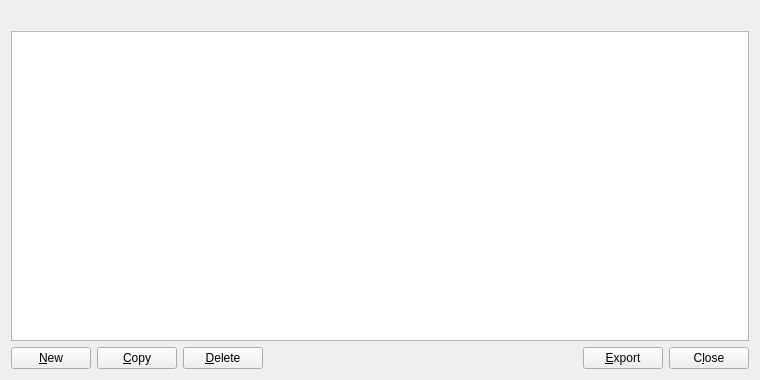
Above: src/qt/forms/addressbookpage.ui from firoorg/firo before the change. Below: the same form after it.
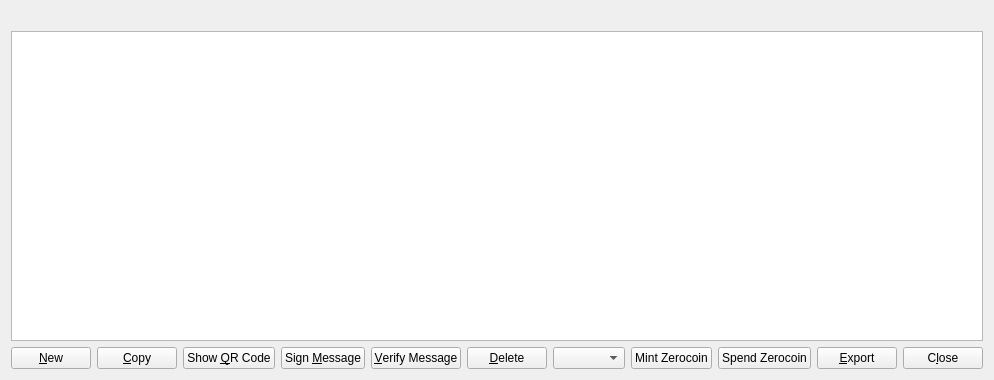
That is the form after the change. Icons and pictures are not drawn.

```diff
--- a/src/qt/forms/addressbookpage.ui
+++ b/src/qt/forms/addressbookpage.ui
@@ -85,6 +85,45 @@
        </property>
       </widget>
      </item>
+      <item>
+      <widget class="QPushButton" name="showQRCode">
+       <property name="text">
+        <string>Show &amp;QR Code</string>
+       </property>
+       <property name="icon">
+        <iconset resource="../bitcoin.qrc">
+         <normaloff>:/icons/qrcode</normaloff>:/icons/qrcode</iconset>
+       </property>
+      </widget>
+     </item>
+     <item>
+      <widget class="QPushButton" name="signMessage">
+       <property name="toolTip">
+        <string>Sign a message to prove you own a zcoin address</string>
+       </property>
+       <property name="text">
+        <string>Sign &amp;Message</string>
+       </property>
+       <property name="icon">
+        <iconset resource="../bitcoin.qrc">
+         <normaloff>:/icons/edit</normaloff>:/icons/edit</iconset>
+       </property>
+      </widget>
+     </item>
+     <item>
+      <widget class="QPushButton" name="verifyMessage">
+       <property name="toolTip">
+        <string>Verify a message to ensure it was signed with a specified zcoin address</string>
+       </property>
+       <property name="text">
+        <string>&amp;Verify Message</string>
+       </property>
+       <property name="icon">
+        <iconset resource="../bitcoin.qrc">
+         <normaloff>:/icons/transaction_0</normaloff>:/icons/transaction_0</iconset>
+       </property>
+      </widget>
+     </item>
      <item>
       <widget class="QPushButton" name="deleteAddress">
        <property name="toolTip">
@@ -102,6 +141,31 @@
        </property>
       </widget>
      </item>
+     <item>
+      <widget class="QComboBox" name="zerocoinAmount"/>
+     </item>
+     <item>
+      <widget class="QPushButton" name="zerocoinMintButton">
+       <property name="text">
+        <string>Mint Zerocoin</string>
+       </property>
+       <property name="icon">
+        <iconset resource="../bitcoin.qrc">
+         <normaloff>:/icons/add</normaloff>:/icons/add</iconset>
+       </property>
+      </widget>
+     </item>
+     <item>
+      <widget class="QPushButton" name="zerocoinSpendButton">
+       <property name="text">
+        <string>Spend Zerocoin</string>
+       </property>
+       <property name="icon">
+        <iconset resource="../bitcoin.qrc">
+         <normaloff>:/icons/edit</normaloff>:/icons/edit</iconset>
+       </property>
+      </widget>
+     </item>
      <item>
       <spacer name="horizontalSpacer">
        <property name="orientation">
```
